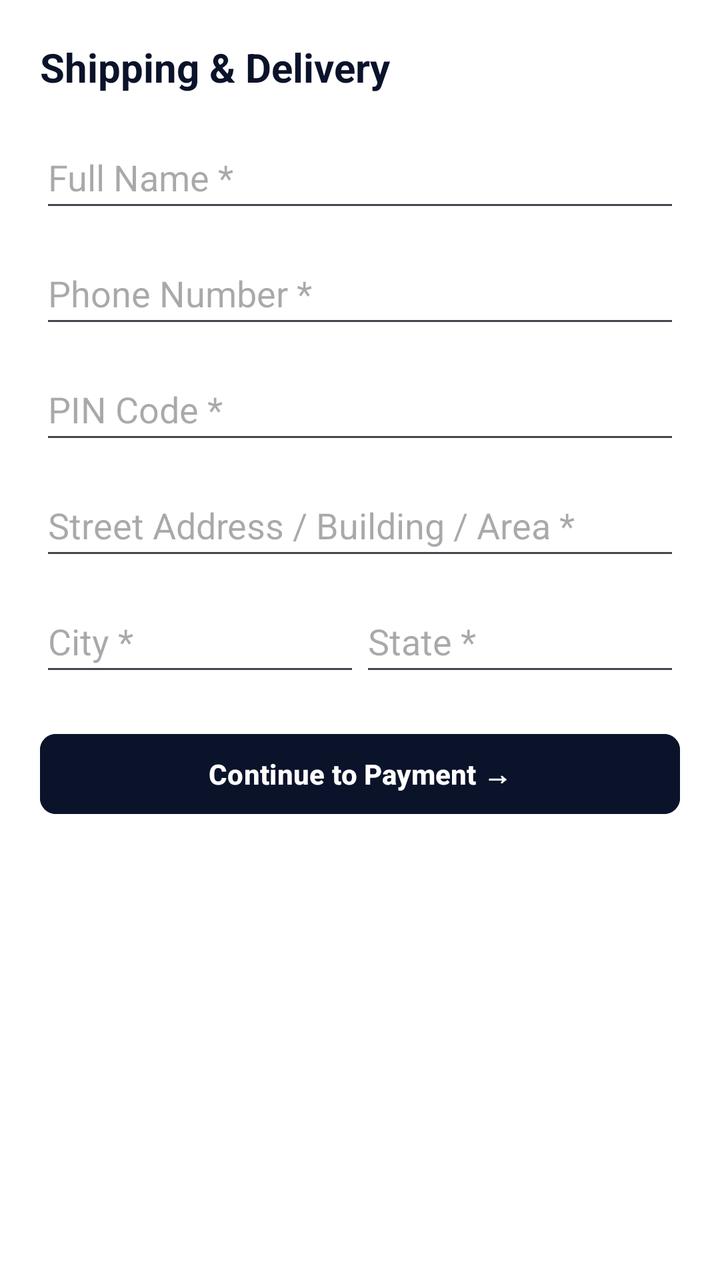
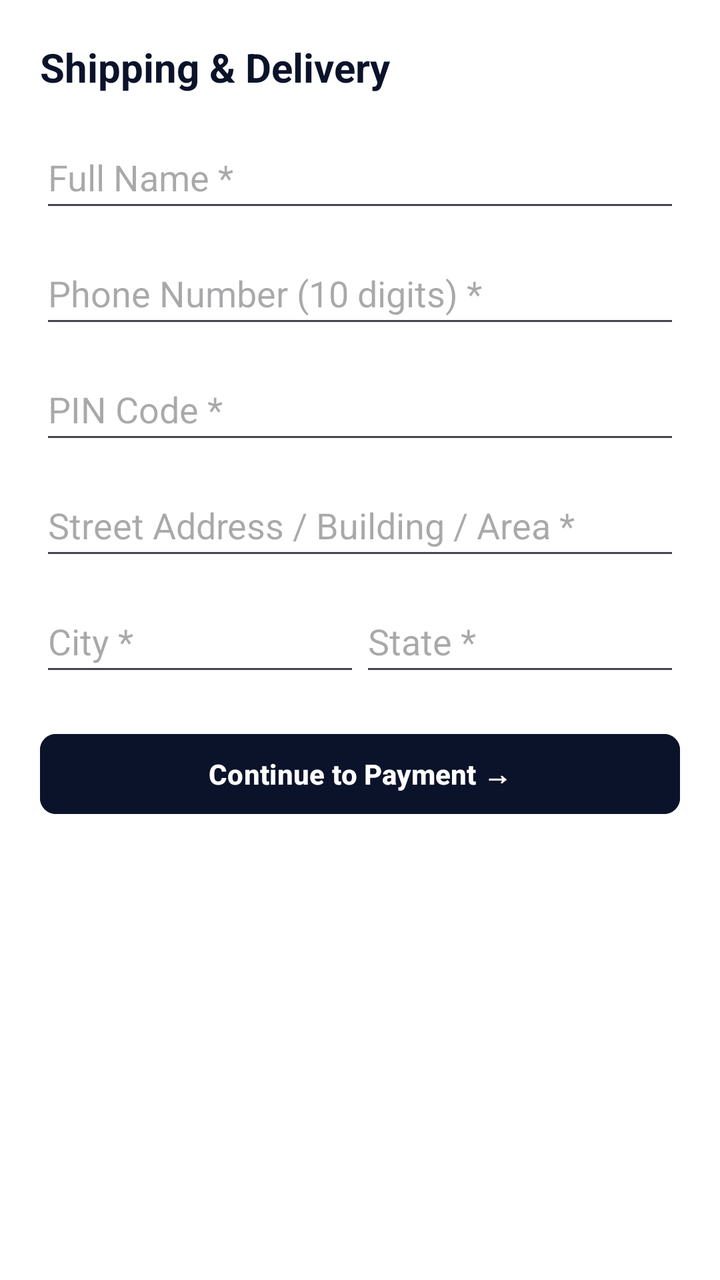

Compare the two renders of this Android layout. The source of the first and the diff that turns it into the second are given below.
<!-- AndroidManifest.xml: application theme Theme.OmniEcommercePlatform -->
<!-- res/layout/dialog_checkout.xml -->
<?xml version="1.0" encoding="utf-8"?>
<ScrollView xmlns:android="http://schemas.android.com/apk/res/android"
    xmlns:app="http://schemas.android.com/apk/res-auto"
    android:layout_width="match_parent"
    android:layout_height="wrap_content"
    android:background="#FFFFFF"
    android:padding="20dp">

    <LinearLayout
        android:layout_width="match_parent"
        android:layout_height="wrap_content"
        android:orientation="vertical">

        <TextView
            android:id="@+id/tvCheckoutStepTitle"
            android:layout_width="wrap_content"
            android:layout_height="wrap_content"
            android:text="Shipping &amp; Delivery"
            android:textColor="#0B132B"
            android:textSize="20sp"
            android:textStyle="bold" />

        
        <LinearLayout
            android:id="@+id/layoutStepAddress"
            android:layout_width="match_parent"
            android:layout_height="wrap_content"
            android:layout_marginTop="16dp"
            android:orientation="vertical">

            <EditText
                android:id="@+id/etCheckoutName"
                android:layout_width="match_parent"
                android:layout_height="48dp"
                android:hint="Full Name *"
                android:inputType="textPersonName" />

            <EditText
                android:id="@+id/etCheckoutPhone"
                android:layout_width="match_parent"
                android:layout_height="48dp"
                android:layout_marginTop="10dp"
                android:hint="Phone Number *"
                android:inputType="phone" />

            <EditText
                android:id="@+id/etCheckoutPincode"
                android:layout_width="match_parent"
                android:layout_height="48dp"
                android:layout_marginTop="10dp"
                android:hint="PIN Code *"
                android:inputType="number"
                android:maxLength="6" />

            <EditText
                android:id="@+id/etCheckoutStreet"
                android:layout_width="match_parent"
                android:layout_height="48dp"
                android:layout_marginTop="10dp"
                android:hint="Street Address / Building / Area *"
                android:inputType="textPostalAddress" />

            <LinearLayout
                android:layout_width="match_parent"
                android:layout_height="wrap_content"
                android:layout_marginTop="10dp"
                android:orientation="horizontal">

                <EditText
                    android:id="@+id/etCheckoutCity"
                    android:layout_width="0dp"
                    android:layout_height="48dp"
                    android:layout_weight="1"
                    android:hint="City *" />

                <EditText
                    android:id="@+id/etCheckoutState"
                    android:layout_width="0dp"
                    android:layout_height="48dp"
                    android:layout_weight="1"
                    android:hint="State *" />
            </LinearLayout>

            <Button
                android:id="@+id/btnToPayment"
                android:layout_width="match_parent"
                android:layout_height="48dp"
                android:layout_marginTop="20dp"
                android:backgroundTint="#0B132B"
                android:text="Continue to Payment →"
                android:textColor="#FFFFFF"
                android:textStyle="bold"
                app:cornerRadius="8dp" />
        </LinearLayout>

        
        <LinearLayout
            android:id="@+id/layoutStepPayment"
            android:layout_width="match_parent"
            android:layout_height="wrap_content"
            android:layout_marginTop="16dp"
            android:orientation="vertical"
            android:visibility="gone">

            <RadioGroup
                android:id="@+id/rgPayment"
                android:layout_width="match_parent"
                android:layout_height="wrap_content">

                <RadioButton
                    android:id="@+id/rbUpi"
                    android:layout_width="match_parent"
                    android:layout_height="wrap_content"
                    android:checked="true"
                    android:padding="10dp"
                    android:text="UPI (Google Pay / PhonePe)" />

                <RadioButton
                    android:id="@+id/rbCard"
                    android:layout_width="match_parent"
                    android:layout_height="wrap_content"
                    android:padding="10dp"
                    android:text="Credit / Debit Card" />

                <RadioButton
                    android:id="@+id/rbCod"
                    android:layout_width="match_parent"
                    android:layout_height="wrap_content"
                    android:padding="10dp"
                    android:text="Cash on Delivery (COD)" />
            </RadioGroup>

            <Button
                android:id="@+id/btnConfirmOrder"
                android:layout_width="match_parent"
                android:layout_height="48dp"
                android:layout_marginTop="20dp"
                android:backgroundTint="#0B132B"
                android:text="Confirm &amp; Place Order"
                android:textColor="#FFFFFF"
                android:textStyle="bold"
                app:cornerRadius="8dp" />
        </LinearLayout>

        
        <LinearLayout
            android:id="@+id/layoutStepSuccess"
            android:layout_width="match_parent"
            android:layout_height="wrap_content"
            android:layout_marginTop="16dp"
            android:gravity="center"
            android:orientation="vertical"
            android:visibility="gone">

            <TextView
                android:layout_width="wrap_content"
                android:layout_height="wrap_content"
                android:text="Order Placed Successfully!"
                android:textColor="#0B132B"
                android:textSize="20sp"
                android:textStyle="bold" />

            <TextView
                android:id="@+id/tvReceiptOrderId"
                android:layout_width="wrap_content"
                android:layout_height="wrap_content"
                android:layout_marginTop="6dp"
                android:textColor="#E63946"
                android:textSize="14sp"
                android:textStyle="bold" />

            <Button
                android:id="@+id/btnCloseReceipt"
                android:layout_width="match_parent"
                android:layout_height="48dp"
                android:layout_marginTop="20dp"
                android:backgroundTint="#0B132B"
                android:text="Back to Store"
                android:textColor="#FFFFFF"
                android:textStyle="bold"
                app:cornerRadius="8dp" />
        </LinearLayout>
    </LinearLayout>
</ScrollView>
<!-- resources referenced by this layout -->
<resources>
  <style name="Theme.OmniEcommercePlatform" parent="Base.Theme.OmniEcommercePlatform" />
  <style name="Base.Theme.OmniEcommercePlatform" parent="Theme.Material3.DayNight.NoActionBar">
          
          
      </style>
</resources>

<!-- the commit's change to res/layout/dialog_checkout.xml (unified diff, before → after) -->
@@ -40,8 +40,9 @@
                 android:layout_width="match_parent"
                 android:layout_height="48dp"
                 android:layout_marginTop="10dp"
-                android:hint="Phone Number *"
-                android:inputType="phone" />
+                android:hint="Phone Number (10 digits) *"
+                android:inputType="phone"
+                android:maxLength="10" />
 
             <EditText
                 android:id="@+id/etCheckoutPincode"
